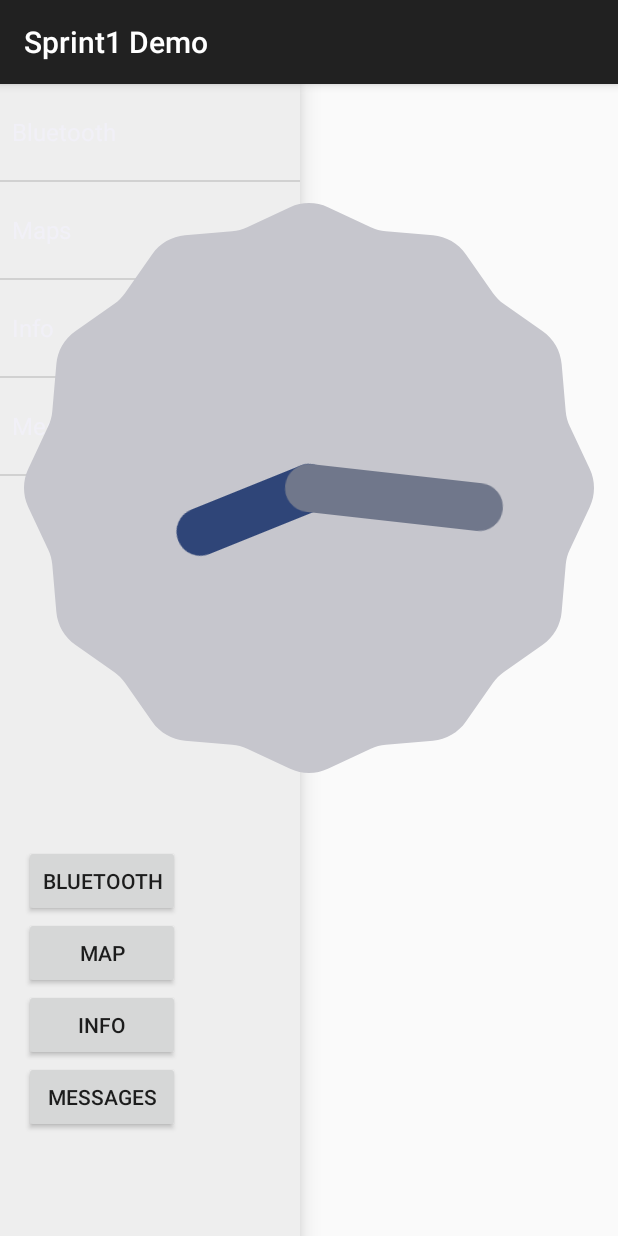
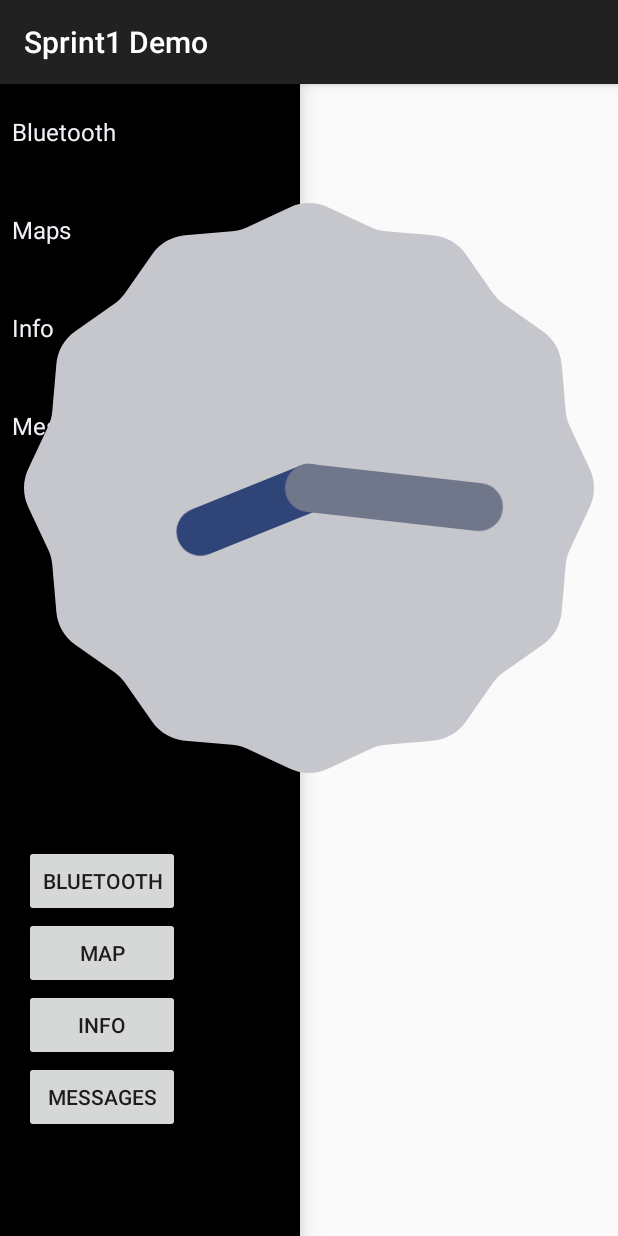
Before and after one commit to bchen229/CPEN391Android, an Android app: the screen it shows after launch (MainActivity), with the side drawer open, on a phone screen of 412 x 824 dp. Run offline under Robolectric (Android 15) with nearby library versions, the phone set to English and light mode, and no system bars.

Commit message:
fixed color, removed navi bar from bluetooth because it would cause bluetooth screen to not work.

```diff
--- a/app/src/main/java/com/example/brian/thebluetooth/NavigationBarFragment.java
+++ b/app/src/main/java/com/example/brian/thebluetooth/NavigationBarFragment.java
@@ -2,6 +2,7 @@ package com.example.brian.thebluetooth;
 
 import android.app.Fragment;
 import android.content.Intent;
+import android.graphics.Color;
 import android.os.Bundle;
 import android.support.annotation.Nullable;
 import android.view.LayoutInflater;
@@ -32,6 +33,7 @@ public class NavigationBarFragment extends Fragment{
         View view = inflater.inflate(R.layout.navigation_bar_fragment, container, false);
         // initialize the navigation bar
         mDrawerList = (ListView) view.findViewById(R.id.navList);
+        mDrawerList.setBackgroundColor(Color.BLACK);
         addDrawerItems();
 
         return view;
--- a/app/src/main/res/layout/activity_main.xml
+++ b/app/src/main/res/layout/activity_main.xml
@@ -16,6 +16,11 @@
         tools:layout="@layout/navigation_bar_fragment"
         android:layout_alignParentBottom="true" />
 
+    <LinearLayout
+        android:orientation="vertical"
+        android:layout_width="match_parent"
+        android:layout_height="match_parent">
+
         <android.support.design.widget.CoordinatorLayout
                 xmlns:android="http://schemas.android.com/apk/res/android"
                 xmlns:tools="http://schemas.android.com/tools"
@@ -28,5 +33,6 @@
                 <include layout="@layout/content_main" />
 
             </android.support.design.widget.CoordinatorLayout>
+    </LinearLayout>
 
 </RelativeLayout>
```
Also changed, not shown: app/src/main/res/layout/activity_my_blue_tooth_attempt.xml (+0 -10 lines). Lines whose indentation alone changed are shown as unchanged.
